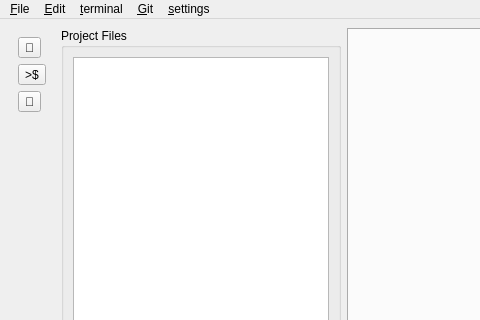
First picture: the form in mainwindow.ui, repository yishun1st-a11y/scriptura, before the edit; both pictures show x 0 to 480 and y 0 to 320 of the 900 by 800 pixel window.
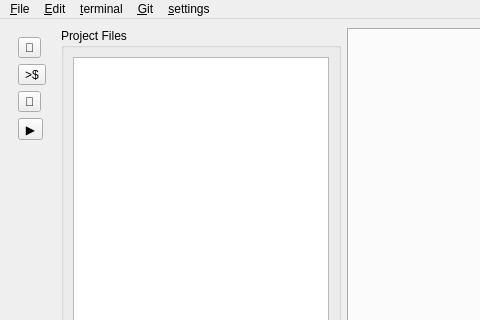
Second picture: the form after the edit.

```diff
--- a/mainwindow.ui
+++ b/mainwindow.ui
@@ -48,6 +48,16 @@
          </property>
         </widget>
        </item>
+      <item>
+         <widget class="QToolButton" name="runScriptButton">
+          <property name="text">
+           <string>▶</string>
+          </property>
+          <property name="toolTip">
+           <string>Run Script</string>
+          </property>
+         </widget>
+        </item>
       <item>
        <spacer name="iconSidebarSpacer">
           <property name="orientation">
```
Left out of the diff: 8 changed lines with no effect on the pictures. Lines whose indentation alone changed are shown as unchanged.
